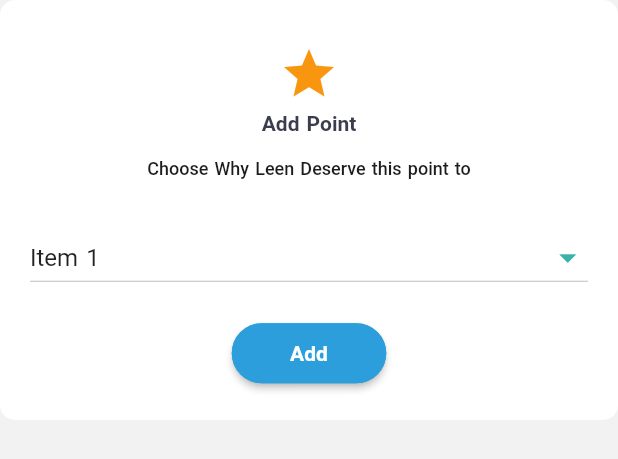
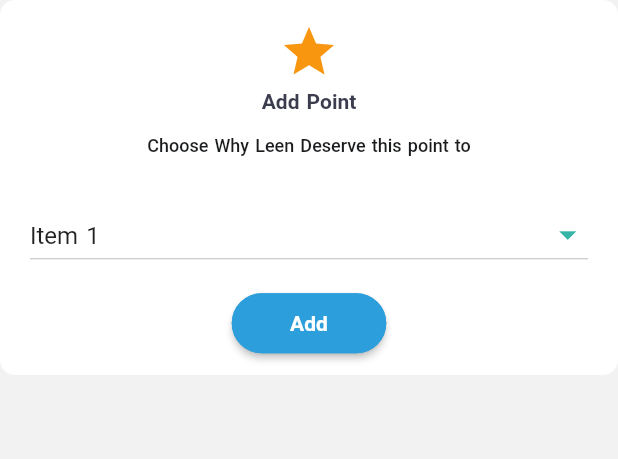
Before and after one commit to icsicsics/school, a Flutter app: the AddPointDialogWidget widget shown alone on an empty page, opened directly with empty values, on a phone screen of 412 x 824 dp. Shown: the top 459 px of the screen. Run offline on Flutter 3.47's test engine with Material 2 defaults, Android fonts, the light colour scheme and no system bars; our stand-ins replace flutter_bloc, intl_phone_number_input, pin_code_fields, shared_preferences, syncfusion_flutter_charts; accounts and stored records are empty; project files that could hold a hidden picture were left out.

Commit message:
handle add point screen

```diff
--- a/lib/presentation/shere_widgets/dialogs/add_point_with_commint_dialog_widget.dart
+++ b/lib/presentation/shere_widgets/dialogs/add_point_with_commint_dialog_widget.dart
@@ -30,7 +30,7 @@ class _AddPointDialogWidgetState extends State<AddPointDialogWidget> {
   Widget build(BuildContext context) {
     return Container(
         width: double.infinity,
-        height: 280,
+        height: 250,
         decoration: const BoxDecoration(
             color: ColorsManager.whiteColor,
             borderRadius: BorderRadius.all(Radius.circular(10))),
@@ -38,9 +38,6 @@ class _AddPointDialogWidgetState extends State<AddPointDialogWidget> {
           crossAxisAlignment: CrossAxisAlignment.center,
           mainAxisAlignment: MainAxisAlignment.center,
           children: [
-            const SizedBox(
-              height: 5,
-            ),
             const Icon(Icons.star, size: 40, color: ColorsManager.yellow),
             const BoldTextWidget(
                 text: "Add Point",
@@ -85,7 +82,7 @@ class _AddPointDialogWidgetState extends State<AddPointDialogWidget> {
               ),
             ),
             const SizedBox(
-              height: 20,
+              height: 15,
             ),
             CustomButtonWidget(
                 buttonWidth: MediaQuery.of(context).size.width / 4,
```
Also changed, not shown: lib/presentation/ui/add_point/widgets/add_point_header_widget.dart (+5 -4 lines).
